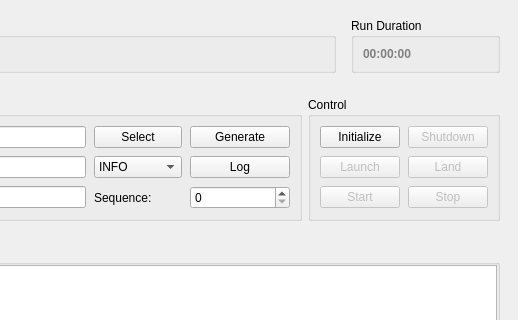
Above: cxx/controllers/MissionControl/MissionControl.ui from constellation-daq/Constellation before the change; both pictures show x 762 to 1280 and y 0 to 320 of the 1280 by 720 pixel window. Below: the same form after it.
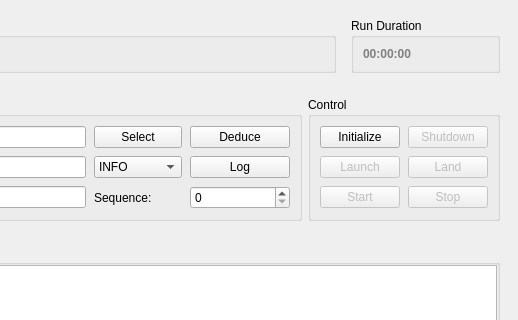
That is the form after the change. Icons and pictures are not drawn.

Commit message: MissionControl: rename button

Diff of the .ui file:
```diff
--- a/cxx/controllers/MissionControl/MissionControl.ui
+++ b/cxx/controllers/MissionControl/MissionControl.ui
@@ -389,7 +389,7 @@
              </size>
             </property>
             <property name="text">
-             <string>Generate</string>
+             <string>Deduce</string>
             </property>
            </widget>
           </item>
```
